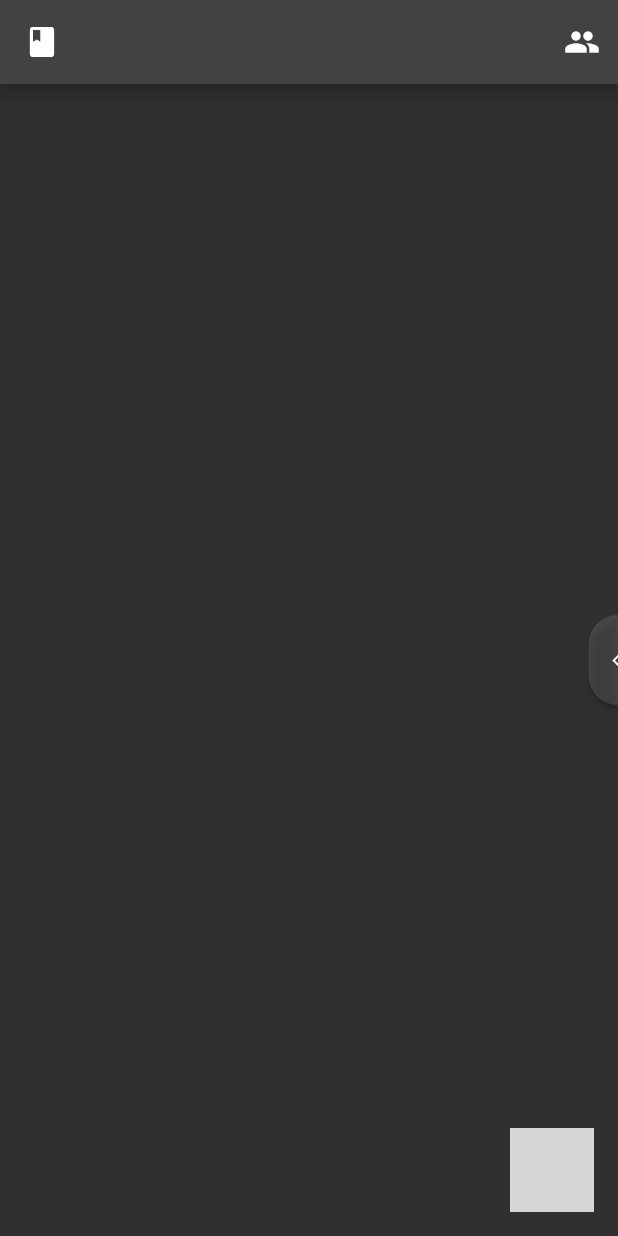
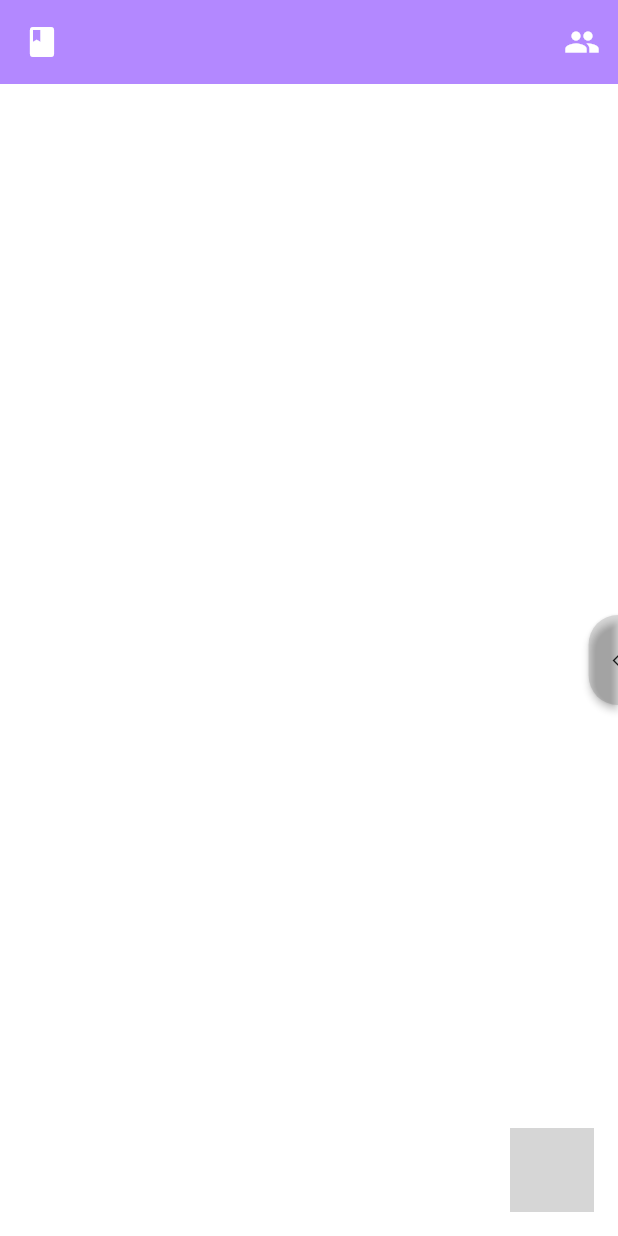
Before and after one commit to shAdow-XJY/writing_wirter, a Flutter app: the screen it shows after launch, on a phone screen of 412 x 824 dp. Run offline on Flutter 3.47's test engine with Material 2 defaults, Android fonts, the phone set to English and light mode, and no system bars; our stand-ins replace animated_theme_switcher, dropdown_button2, event_bus, expansion_tile_card, file_picker, flutter_redux and 5 more; missing offline and left inert: animated_stack, blur_glass, circular_menu, click_text_field, webdav_client; grey boxes are pictures that could not be loaded.

Commit message:
first test themeData with themeProvider

```diff
--- a/lib/entry/mobile/mobile_main.dart
+++ b/lib/entry/mobile/mobile_main.dart
@@ -1,3 +1,4 @@
+import 'package:animated_theme_switcher/animated_theme_switcher.dart';
 import 'package:flutter/material.dart';
 import 'package:flutter_redux/flutter_redux.dart';
 import 'package:redux/redux.dart';
@@ -18,14 +19,19 @@ class MobileApp extends StatelessWidget {
       /// 为了能直接在child使用store，我们这里要继续包裹一层StoreBuilder
       child: StoreBuilder<AppState>(
         builder: (context, store) {
-          return MaterialApp(
-              title: 'Writing Writer',
-              theme: ThemeData(
-                brightness: Brightness.dark,
-              ),
-              debugShowCheckedModeBanner: false,
-              initialRoute: '/',
-              onGenerateRoute: mobileGenerateRoute
+          return ThemeProvider(
+            initTheme: ThemeData(
+              brightness: Brightness.dark,
+            ),
+            builder: (context, myTheme) {
+              return MaterialApp(
+                  title: 'Writing Writer',
+                  theme: myTheme,
+                  debugShowCheckedModeBanner: false,
+                  initialRoute: '/',
+                  onGenerateRoute: mobileGenerateRoute
+              );
+            },
           );
         },
       ),
--- a/lib/entry/pc/pc_main.dart
+++ b/lib/entry/pc/pc_main.dart
@@ -1,4 +1,6 @@
+import 'package:animated_theme_switcher/animated_theme_switcher.dart';
 import 'package:flutter/material.dart';
+import 'package:flutter/services.dart';
 import 'package:flutter_redux/flutter_redux.dart';
 import 'package:redux/redux.dart';
 import 'package:writing_writer/router/pc/pc_router.dart';
@@ -18,14 +20,48 @@ class PcApp extends StatelessWidget {
       /// 为了能直接在child使用store，我们这里要继续包裹一层StoreBuilder
       child: StoreBuilder<AppState>(
         builder: (context, store) {
-          return MaterialApp(
-              title: 'Writing Writer',
-              theme: ThemeData(
-                brightness: Brightness.dark,
+          return ThemeProvider(
+            initTheme: ThemeData(
+              // Colors
+              primarySwatch: Colors.deepPurple,
+              primaryColor: Colors.deepPurple[500],
+              canvasColor: Colors.white,
+              scaffoldBackgroundColor: Colors.white,
+              cardColor: Colors.white,
+              dividerColor: Colors.grey[400],
+              disabledColor: Colors.grey[600],
+              highlightColor: Colors.purple[100],
+              splashColor: Colors.purpleAccent[100],
+              appBarTheme: AppBarTheme(
+                color: Colors.deepPurpleAccent[100],
+                elevation: 0,
+                iconTheme: const IconThemeData(color: Colors.white),
+                actionsIconTheme: const IconThemeData(color: Colors.white),
+                systemOverlayStyle: SystemUiOverlayStyle.dark,
               ),
-              debugShowCheckedModeBanner: false,
-              initialRoute: '/',
-              onGenerateRoute: pcGenerateRoute
+
+              // Gradient
+              colorScheme: ColorScheme.fromSwatch(
+                primarySwatch: Colors.deepPurple,
+                primaryColorDark: Colors.deepPurple[700],
+                accentColor: Colors.purpleAccent,
+                backgroundColor: Colors.white,
+                cardColor: Colors.white,
+                errorColor: Colors.red[900],
+              ).copyWith(
+                secondary: Colors.deepPurple[50],
+                background: Colors.deepPurpleAccent[100],
+              ),
+            ),
+            builder: (context, myTheme) {
+              return MaterialApp(
+                  title: 'Writing Writer',
+                  theme: myTheme,
+                  debugShowCheckedModeBanner: false,
+                  initialRoute: '/',
+                  onGenerateRoute: pcGenerateRoute
+              );
+            },
           );
         },
       ),
--- a/lib/pages/common/cloud_page/cloud_page.dart
+++ b/lib/pages/common/cloud_page/cloud_page.dart
@@ -1,5 +1,4 @@
 import 'dart:async';
-
 import 'package:event_bus/event_bus.dart';
 import 'package:expansion_tile_card/expansion_tile_card.dart';
 import 'package:flutter/material.dart';
@@ -76,7 +75,7 @@ class _CloudPageState extends State<CloudPage> {
   }
 
   List<String> getUploadBookList() {
-    print("getUploadBookList");
+    debugPrint("getUploadBookList");
     List<String> uploadBookList = ioBase.getAllBooks();
     for (var element in webDAVBookList) {
       String name = element["name"];
--- a/pubspec.yaml
+++ b/pubspec.yaml
@@ -48,6 +48,8 @@ dependencies:
   file_picker: ^5.2.6
   # item component
   expansion_tile_card: ^2.0.0
+  # theme switch
+  animated_theme_switcher: ^2.0.8
 
   ## pc pack use ##
   circular_menu: ^2.0.1
```
Also changed, not shown: pubspec.lock.
